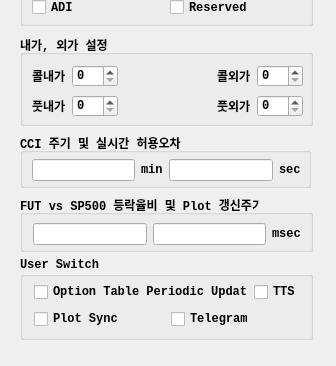
Above: UI/realtimeitem.ui from skygoldfish/SkyBot before the change; both pictures show x 0 to 336 and y 525 to 891 of the 336 by 891 pixel window. Below: the same form after it.
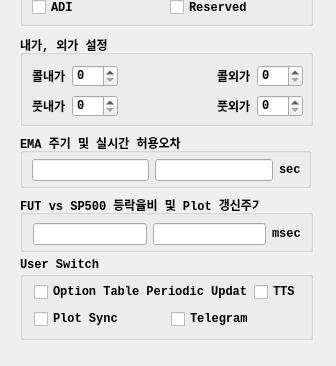
That is the form after the change.

Commit message: 소스정리

```diff
--- a/UI/realtimeitem.ui
+++ b/UI/realtimeitem.ui
@@ -519,7 +519,7 @@
     </font>
    </property>
    <property name="title">
-    <string>CCI 주기 및 실시간 허용오차</string>
+    <string>EMA 주기 및 실시간 허용오차</string>
    </property>
    <widget class="QWidget" name="layoutWidget">
     <property name="geometry">
@@ -538,20 +538,6 @@
        </property>
       </widget>
      </item>
-     <item>
-      <widget class="QLabel" name="label_1">
-       <property name="font">
-        <font>
-         <family>Consolas</family>
-         <weight>75</weight>
-         <bold>true</bold>
-        </font>
-       </property>
-       <property name="text">
-        <string>min</string>
-       </property>
-      </widget>
-     </item>
      <item>
       <widget class="QLineEdit" name="lineEdit_tolerance">
        <property name="alignment">
```
The commit also changes 2 other files.
